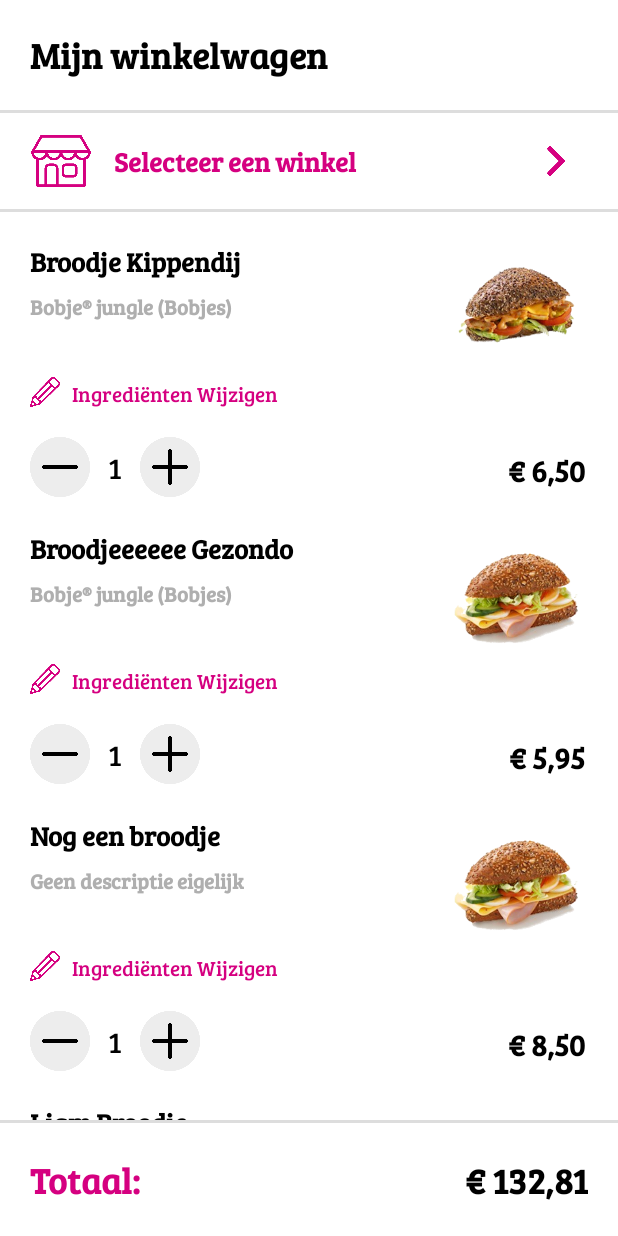
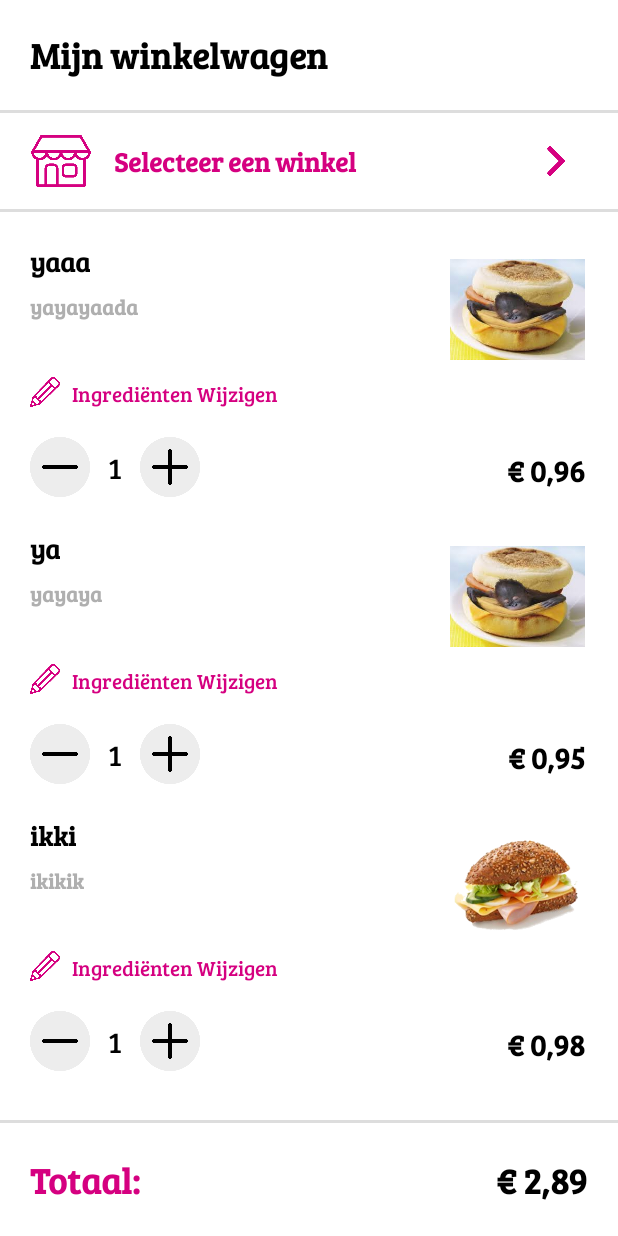
Before and after one commit to Bocchigger/Bobdebakker, an Android app: the screen it shows after launch (Winkelwagen), after a tap on "Button", on a phone screen of 412 x 824 dp. Run offline under Robolectric (Android 15) with nearby library versions, the phone set to English and light mode, and no system bars.

Commit message:
Final Winkelwagen2

```diff
--- a/app/src/main/java/com/example/bobdebakkermainfase1/MainActivity.kt
+++ b/app/src/main/java/com/example/bobdebakkermainfase1/MainActivity.kt
@@ -35,19 +35,35 @@ class MainActivity : AppCompatActivity() {
                 "img" to R.drawable.broodjeaap,
                 "count" to 1,
                 "cost" to 96
+            ),
+            "item3" to mutableMapOf (
+                "id" to 3,
+                "name" to "ahh",
+                "description" to "ahhhhh",
+                "img" to R.drawable.broodjeaap,
+                "count" to 1,
+                "cost" to 97
+            ),
+            "item4" to mutableMapOf (
+                "id" to 4,
+                "name" to "ikki",
+                "description" to "ikikik",
+                "img" to R.drawable.broodjegezond,
+                "count" to 1,
+                "cost" to 98
             )
+        )
+
+        val remove = arrayOf(
+            "item1",
+            "additem3"
         )
 
         findViewById<Button>(R.id.winkelwagenBtn).setOnClickListener {
             val intent = Intent(this, Winkelwagen::class.java)
-            /*intent.putExtra("type", "addItem")
-            for (key in newItem.keys) {
-                intent.putExtra(key, newItem[key])
-            }
-            intent.putExtra("type2", "removeItem")
-            intent.putExtra("remover", newItem["id"])*/
 
             intent.putExtra("add", HashMap(add))
+            intent.putExtra("remove", remove)
             startActivity(intent)
         }
     }
--- a/app/src/main/java/com/example/bobdebakkermainfase1/Winkelwagen.kt
+++ b/app/src/main/java/com/example/bobdebakkermainfase1/Winkelwagen.kt
@@ -24,35 +24,11 @@ class Winkelwagen : AppCompatActivity() {
     private var items : MutableMap<String, MutableMap<String, Any>> = mutableMapOf(
         "item1" to mutableMapOf (
             "id" to 1,
-            "name" to "Broodje Kippendij",
-            "description" to "Bobje® jungle (Bobjes)",
+            "name" to "ik wil kaas",
+            "description" to "kassshhh",
             "img" to R.drawable.broodjekippendij,
             "count" to 1,
-            "cost" to 650
-        ),
-        "item2" to mutableMapOf (
-            "id" to 2,
-            "name" to "Broodjeeeeee Gezondo",
-            "description" to "Bobje® jungle (Bobjes)",
-            "img" to R.drawable.broodjegezond,
-            "count" to 1,
-            "cost" to 595
-        ),
-        "item3" to mutableMapOf (
-            "id" to 3,
-            "name" to "Nog een broodje",
-            "description" to "Geen descriptie eigelijk",
-            "img" to R.drawable.broodjegezond,
-            "count" to 1,
-            "cost" to 850
-        ),
-        "item4" to mutableMapOf (
-            "id" to 4,
-            "name" to "Liam Broodje",
-            "description" to "Liampje® walvis (Liampjes)",
-            "img" to R.drawable.broodjeaap,
-            "count" to 1,
-            "cost" to 10995
+            "cost" to 199
         )
     )
 
@@ -83,6 +59,8 @@ class Winkelwagen : AppCompatActivity() {
             val add = it as MutableMap<String, MutableMap<String, Any>>
             addItem(add)
         }
+
+        removeItem(intent.getStringArrayExtra("remove")!!)
 
         refreshRecycler()
     }
@@ -122,13 +100,22 @@ class Winkelwagen : AppCompatActivity() {
     }
 
     private fun calculateTotalCost() {
+        val totalCostTxt = findViewById<TextView>(R.id.totalCost)
+        val isEmptyTxt = findViewById<TextView>(R.id.nothingHere)
+        if (items.isEmpty()) {
+            isEmptyTxt.text = "Je winkewagen is leeg..."
+            totalCostTxt.text = "-"
+            return
+        }
+        isEmptyTxt.text = ""
+
         var totalCost = 0
         for (i in 1..items.count()) {
             val cost = items["item$i"]?.get("cost").toString().toInt() *
                     this.items["item$i"]?.get("count").toString().toInt()
             totalCost += cost
         }
-        findViewById<TextView>(R.id.totalCost).text = costToDisplay(totalCost)
+        totalCostTxt.text = costToDisplay(totalCost)
     }
 
     private fun costToDisplay(cost: Int): CharSequence {
@@ -161,17 +148,37 @@ class Winkelwagen : AppCompatActivity() {
         }
     }
 
-    private fun removeItem(intent: Intent) {
-        val id = intent.getIntExtra("remover", 0)
-        if (id == 0) {
-            println("Id is 0")
-        } else {
-            for (key in items.keys) {
-                if (items[key]?.get("id") == id) {
-                    items.remove(key)
-                    break
+    private fun removeItem(removes: Array<String>) {
+        for (item in removes) {
+            if (item.removeRange(3, item.toString().length) == "add") {
+                intent.getSerializableExtra("add")?.let {
+                    val add = it as MutableMap<String, MutableMap<String, Any>>
+                    for (key in items.keys) {
+                        val adder = item.removeRange(0, 3)
+                        if (items[key]?.get("name") == add[adder]?.get("name") &&
+                            items[key]?.get("description") == add[adder]?.get("description") &&
+                            items[key]?.get("cost") == add[adder]?.get("cost")) {
+                            items.remove(key)
+                        }
+                    }
                 }
+            } else {
+                items.remove(item)
             }
+        }
+        if (items.isEmpty()) {
+            return
+        }
+        val keys = mutableSetOf<String>()
+        for (key in items.keys) {
+            keys.add(key)
+        }
+        var id = 1
+        for (key in keys) {
+            val newKey = "item$id"
+            items[newKey] = items.remove(key)!!
+            items[newKey]?.set("id", id)
+            id++
         }
     }
 }
--- a/app/src/main/res/layout/activity_winkelwagen.xml
+++ b/app/src/main/res/layout/activity_winkelwagen.xml
@@ -101,6 +101,20 @@
         app:layout_constraintStart_toStartOf="parent"
         app:layout_constraintTop_toBottomOf="@+id/dividerSelectItems" />
 
+    <TextView
+        android:id="@+id/nothingHere"
+        android:layout_width="wrap_content"
+        android:layout_height="wrap_content"
+        android:layout_marginTop="16dp"
+        android:fontFamily="@font/bree_serif"
+        android:text="Je winkewagen is leeg..."
+        android:textColor="#A0A0A0"
+        android:textSize="20sp"
+        app:layout_constraintEnd_toEndOf="parent"
+        app:layout_constraintHorizontal_bias="0.497"
+        app:layout_constraintStart_toStartOf="parent"
+        app:layout_constraintTop_toBottomOf="@+id/dividerSelectItems" />
+
     <View
         android:id="@+id/dividerItemsFooter"
         android:layout_width="match_parent"
```
